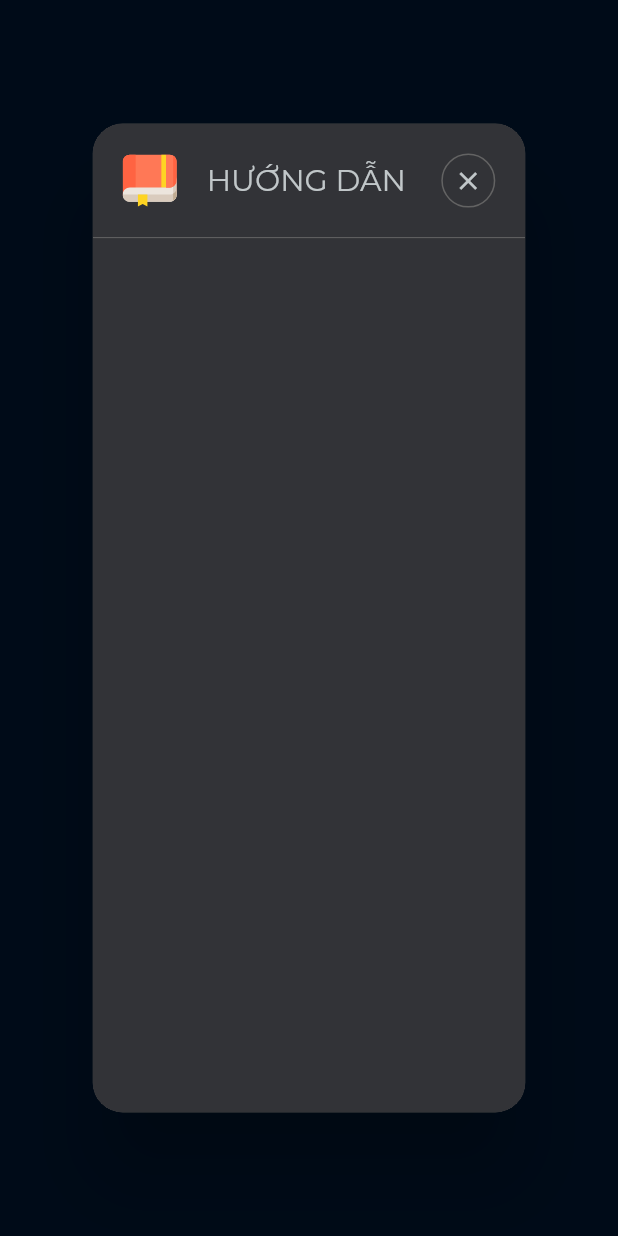
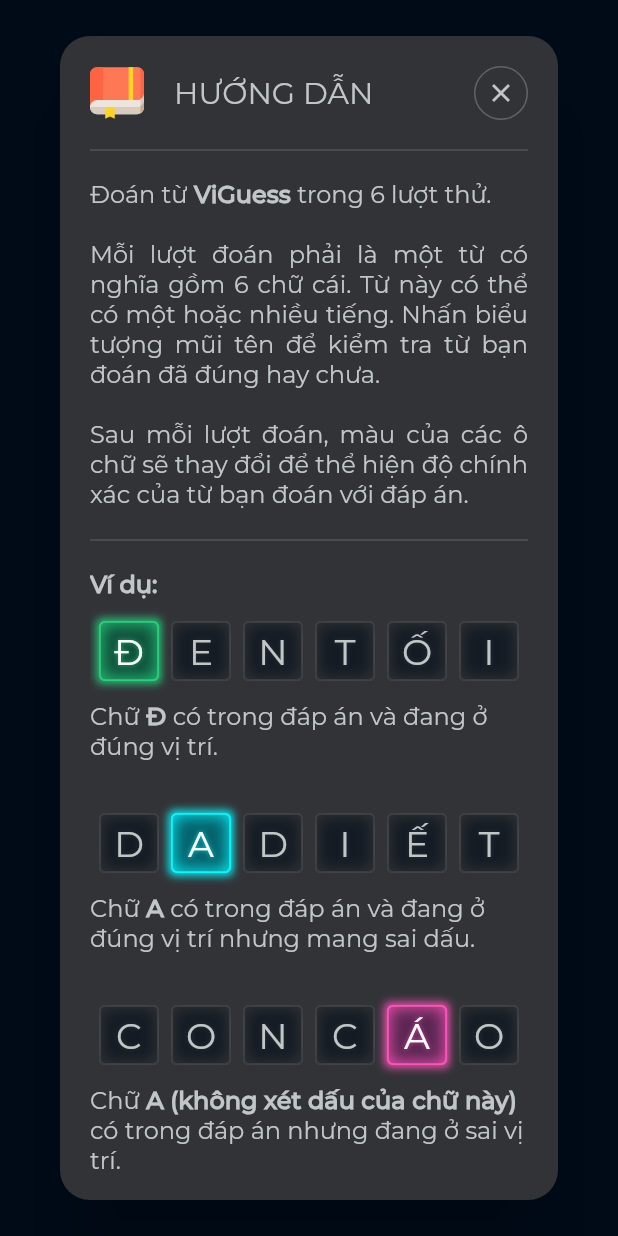
Before and after one commit to tadyuh76/vi_word, a Flutter app: the TutorialDialog widget shown alone on an empty page, opened directly, on a phone screen of 412 x 824 dp. Run offline on Flutter 3.47's test engine with Material 2 defaults, Android fonts, the phone set to English and light mode, and no system bars; our stand-ins replace avatar_glow, flip_card, flutter_inset_box_shadow, flutter_svg, font_awesome_flutter, top_snackbar_flutter.

Commit message:
tutorial dialog

```diff
--- a/lib/screens/game_screeen/game_screen.dart
+++ b/lib/screens/game_screeen/game_screen.dart
@@ -11,6 +11,7 @@
 import 'package:vi_word/widgets/board.dart';
 import 'package:vi_word/widgets/keyboard.dart';
 import 'package:vi_word/widgets/scrren_background.dart';
+import 'package:vi_word/widgets/tutorial_dialog.dart';
 
 enum GameStatus { playing, won, lost, submiting }
 
@@ -35,6 +36,13 @@
   Word? get _currentWord =>
       _currentIndex < _board.length ? _board[_currentIndex] : null;
   String get _solution => _gameService.getWordOfTheDay();
+
+  @override
+  void initState() {
+    super.initState();
+    WidgetsBinding.instance.addPostFrameCallback((_) => showDialog(
+        context: context, builder: (context) => const TutorialDialog()));
+  }
 
   void onKeyTap(String key) {
     if (_gameStatus != GameStatus.playing) return;
--- a/lib/services/game_service.dart
+++ b/lib/services/game_service.dart
@@ -19,8 +19,7 @@
   String getWordOfTheDay() {
     final now = DateTime.now();
     final todayInDays = now.difference(DateTime(now.year, 1, 1, 0, 0)).inDays;
-    print(todayInDays);
-    return words[todayInDays];
+    return words[todayInDays + (now.year - 2022) * 365];
   }
 
   bool checkVietnamese(Word word) {
@@ -58,7 +57,6 @@
 
   void updateKeyboard(Letter enteredLetter, Set<Letter> specialKeys) {
     final removedAccentLetterVal = removeDiacritics(enteredLetter.val);
-    print(removedAccentLetterVal);
     final keyToUpdate = specialKeys.firstWhere(
         (e) => e.val == removedAccentLetterVal,
         orElse: () => Letter.empty());
--- a/lib/widgets/tutorial_dialog.dart
+++ b/lib/widgets/tutorial_dialog.dart
@@ -1,32 +1,43 @@
 import 'package:flutter/material.dart';
 import 'package:flutter_svg/svg.dart';
-import 'package:font_awesome_flutter/font_awesome_flutter.dart';
+import 'package:vi_word/models/letter.dart';
 import 'package:vi_word/utils/breakpoints.dart';
 import 'package:vi_word/utils/colors.dart';
+import 'package:vi_word/utils/constants.dart';
+import 'package:vi_word/widgets/board_tile.dart';
 
 class TutorialDialog extends StatelessWidget {
   const TutorialDialog({Key? key}) : super(key: key);
 
+  final _normalStyle = const TextStyle(
+    color: kGrey,
+    fontFamily: 'Montserrat',
+    fontSize: 16,
+  );
+  final _boldStyle = const TextStyle(
+      color: kGrey,
+      fontWeight: FontWeight.bold,
+      fontFamily: 'Montserrat',
+      fontSize: 16);
+
   @override
   Widget build(BuildContext context) {
-    final size = MediaQuery.of(context).size;
+    final double letterSize =
+        MediaQuery.of(context).size.width > kLayoutMaxWidth ? 50 : 40;
 
     return Dialog(
-      alignment: Alignment.center,
-      shape: RoundedRectangleBorder(
+      backgroundColor: Colors.transparent,
+      child: Container(
+        padding: const EdgeInsets.all(kDefaultPadding),
+        decoration: BoxDecoration(
+          color: kDarkGrey,
           borderRadius: BorderRadius.circular(kDefaultPadding),
         ),
-      clipBehavior: Clip.hardEdge,
-      child: Container(
-        width: size.width * 0.7,
-        height: size.height * 0.8,
-        padding: const EdgeInsets.symmetric(vertical: kDefaultPadding),
-        decoration: const BoxDecoration(color: kDarkGrey),
+        child: SingleChildScrollView(
           child: Column(
+            crossAxisAlignment: CrossAxisAlignment.start,
             children: [
-            Padding(
-              padding: const EdgeInsets.symmetric(horizontal: kDefaultPadding),
-              child: Row(
+              Row(
                 children: [
                   SvgPicture.asset(
                     'assets/icons/notebook.svg',
@@ -59,14 +70,155 @@
                   )
                 ],
               ),
-            ),
               const Divider(
                 color: kMediumGrey,
                 height: kDefaultPadding * 2,
-            )
+              ),
+              RichText(
+                textAlign: TextAlign.justify,
+                text: TextSpan(
+                  children: [
+                    TextSpan(
+                      text: 'Đoán từ ',
+                      style: _normalStyle,
+                    ),
+                    TextSpan(
+                      text: appName,
+                      style: _boldStyle,
+                    ),
+                    TextSpan(
+                      text:
+                          ' trong 6 lượt thử.\n\nMỗi lượt đoán phải là một từ có nghĩa gồm 6 chữ cái. Từ này có thể có một hoặc nhiều tiếng. Nhấn biểu tượng mũi tên để kiểm tra từ bạn đoán đã đúng hay chưa.\n\nSau mỗi lượt đoán, màu của các ô chữ sẽ thay đổi để thể hiện độ chính xác của từ bạn đoán với đáp án.',
+                      style: _normalStyle,
+                    ),
                   ],
+                ),
+              ),
+              const Divider(color: kMediumGrey, height: kDefaultPadding * 2),
+              Text('Ví dụ:', style: _boldStyle),
+              _WordRow(
+                letters: [
+                  Letter(val: 'đ', status: LetterStatus.correct),
+                  Letter(val: 'e', status: LetterStatus.notInWord),
+                  Letter(val: 'n', status: LetterStatus.notInWord),
+                  Letter(val: 't', status: LetterStatus.notInWord),
+                  Letter(val: 'ố', status: LetterStatus.notInWord),
+                  Letter(val: 'i', status: LetterStatus.notInWord)
+                ],
+                text1: 'Chữ',
+                text2: 'Đ',
+                text3: 'có trong đáp án và đang ở đúng vị trí.',
+              ),
+              _WordRow(
+                letters: [
+                  Letter(val: 'd', status: LetterStatus.notInWord),
+                  Letter(val: 'a', status: LetterStatus.wrongAccent),
+                  Letter(val: 'd', status: LetterStatus.notInWord),
+                  Letter(val: 'i', status: LetterStatus.notInWord),
+                  Letter(val: 'ế', status: LetterStatus.notInWord),
+                  Letter(val: 't', status: LetterStatus.notInWord)
+                ],
+                text1: 'Chữ',
+                text2: 'A',
+                text3:
+                    'có trong đáp án và đang ở đúng vị trí nhưng mang sai dấu.',
+              ),
+              _WordRow(
+                letters: [
+                  Letter(val: 'c', status: LetterStatus.notInWord),
+                  Letter(val: 'o', status: LetterStatus.notInWord),
+                  Letter(val: 'n', status: LetterStatus.notInWord),
+                  Letter(val: 'c', status: LetterStatus.notInWord),
+                  Letter(val: 'á', status: LetterStatus.wrongPosition),
+                  Letter(val: 'o', status: LetterStatus.notInWord)
+                ],
+                text1: 'Chữ',
+                text2: 'A (không xét dấu của chữ này)',
+                text3: 'có trong đáp án nhưng đang ở sai vị trí.',
+              ),
+              _WordRow(
+                letters: [
+                  Letter(val: 'á', status: LetterStatus.notInWord),
+                  Letter(val: 'o', status: LetterStatus.notInWord),
+                  Letter(val: 'b', status: LetterStatus.correct),
+                  Letter(val: 'a', status: LetterStatus.notInWord),
+                  Letter(val: 'l', status: LetterStatus.wrongPosition),
+                  Letter(val: 'ỗ', status: LetterStatus.notInWord)
+                ],
+                text1: 'Chữ',
+                text2: 'A, O',
+                text3: 'không có trong đáp án.',
+              ),
+            ],
+          ),
         ),
       ),
     );
   }
 }
+
+class _WordRow extends StatelessWidget {
+  final List<Letter> letters;
+  final String text1;
+  final String text2;
+  final String text3;
+
+  const _WordRow(
+      {Key? key,
+      required this.letters,
+      required this.text1,
+      required this.text2,
+      required this.text3})
+      : super(key: key);
+
+  final _normalStyle = const TextStyle(
+    color: kGrey,
+    fontFamily: 'Montserrat',
+    fontSize: 16,
+  );
+  final _boldStyle = const TextStyle(
+      color: kGrey,
+      fontWeight: FontWeight.bold,
+      fontFamily: 'Montserrat',
+      fontSize: 16);
+
+  @override
+  Widget build(BuildContext context) {
+    final double letterSize =
+        MediaQuery.of(context).size.width > kLayoutMaxWidth ? 50 : 40;
+
+    return Column(
+      crossAxisAlignment: CrossAxisAlignment.stretch,
+      children: [
+        Padding(
+          padding: const EdgeInsets.symmetric(vertical: kDefaultPadding / 2),
+          child: Row(
+            mainAxisAlignment: MainAxisAlignment.center,
+            children: letters
+                .map((e) => BoardTile(letter: e, size: letterSize))
+                .toList(),
+          ),
+        ),
+        RichText(
+          text: TextSpan(
+            children: [
+              TextSpan(
+                text: text1,
+                style: _normalStyle,
+              ),
+              TextSpan(
+                text: ' $text2 ',
+                style: _boldStyle,
+              ),
+              TextSpan(
+                text: text3,
+                style: _normalStyle,
+              ),
+            ],
+          ),
+        ),
+        const SizedBox(height: kDefaultPadding),
+      ],
+    );
+  }
+}
```
Lines whose indentation alone changed are shown as unchanged.
